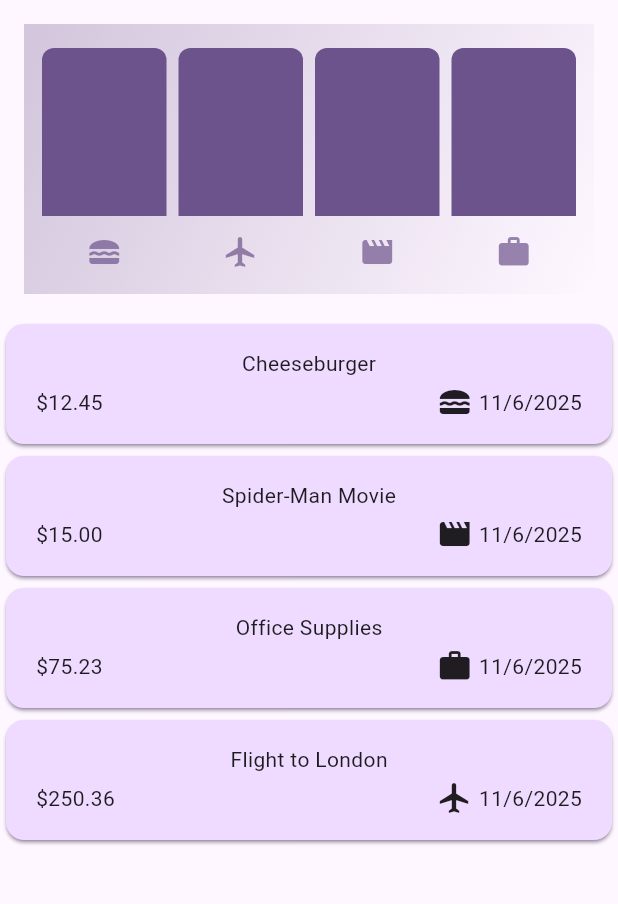
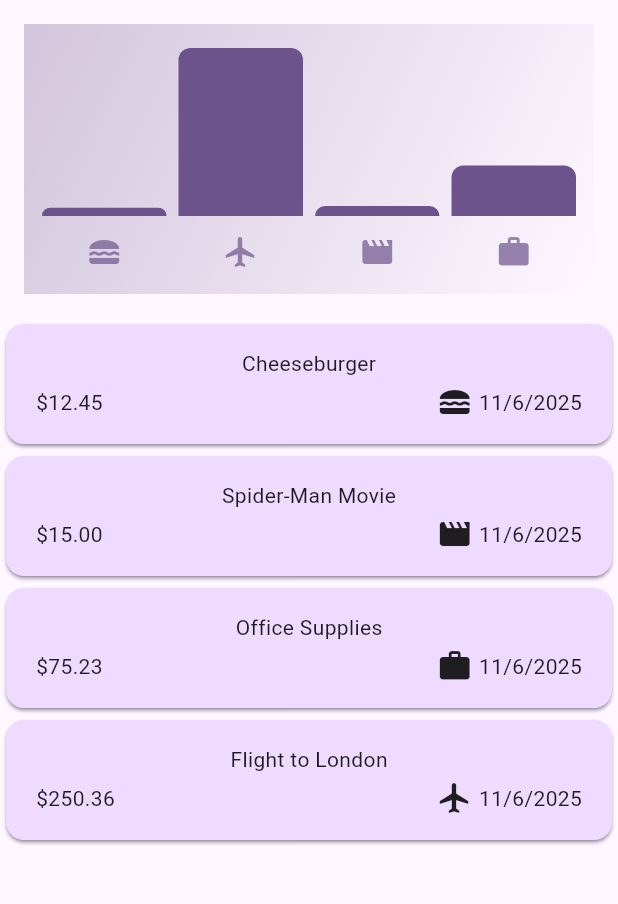
Before and after one commit to AliKhachab/expenses_app, a Flutter app: the screen it shows after launch, on a phone screen of 412 x 824 dp, the part 84-988 px from its top. Run offline on Flutter 3.47's test engine with Material 3 defaults, Android fonts, the phone set to English and light mode, and no system bars.

```diff
--- a/lib/widgets/chart/chart.dart
+++ b/lib/widgets/chart/chart.dart
@@ -9,10 +9,10 @@ class Chart extends StatelessWidget {
 
   List<ExpenseBucket> get buckets {
     return [
-      ExpenseBucket(category: Category.food, expenses: expenses),
-      ExpenseBucket(category: Category.travel, expenses: expenses),
-      ExpenseBucket(category: Category.leisure, expenses: expenses),
-      ExpenseBucket(category: Category.work, expenses: expenses),
+      ExpenseBucket.forCategory(expenses, Category.food),
+      ExpenseBucket.forCategory(expenses, Category.travel),
+      ExpenseBucket.forCategory(expenses, Category.leisure),
+      ExpenseBucket.forCategory(expenses, Category.work),
     ];
   }
 
```
